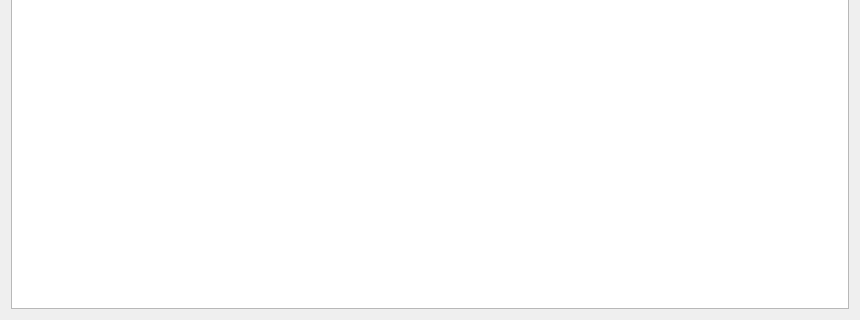
Before: the Qt Designer form src/statsyncing/ui/MatchedTracksPage.ui in KDE/amarok, drawn with Qt 5; both pictures show x 0 to 860 and y 180 to 500 of the 860 by 500 pixel window.
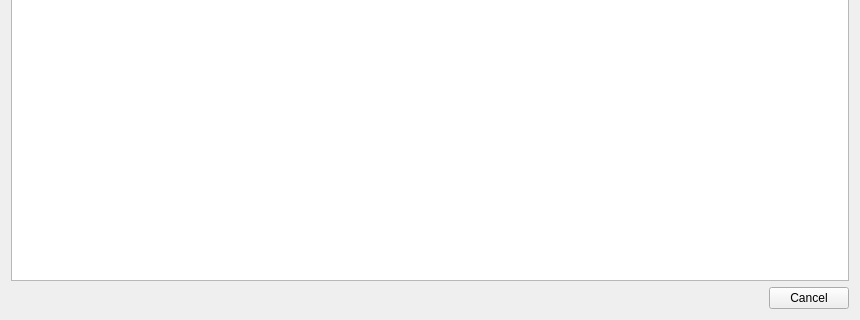
After: the same form once the commit is applied. Custom widgets are drawn as their Qt base class.

Patch:
```diff
--- a/src/statsyncing/ui/MatchedTracksPage.ui
+++ b/src/statsyncing/ui/MatchedTracksPage.ui
@@ -99,8 +99,22 @@
      </property>
     </widget>
    </item>
+   <item>
+    <widget class="KDialogButtonBox" name="buttonBox">
+     <property name="standardButtons">
+      <set>QDialogButtonBox::Cancel</set>
+     </property>
+    </widget>
+   </item>
   </layout>
  </widget>
+ <customwidgets>
+  <customwidget>
+   <class>KDialogButtonBox</class>
+   <extends>QDialogButtonBox</extends>
+   <header>kdialogbuttonbox.h</header>
+  </customwidget>
+ </customwidgets>
  <resources/>
  <connections/>
 </ui>
```
